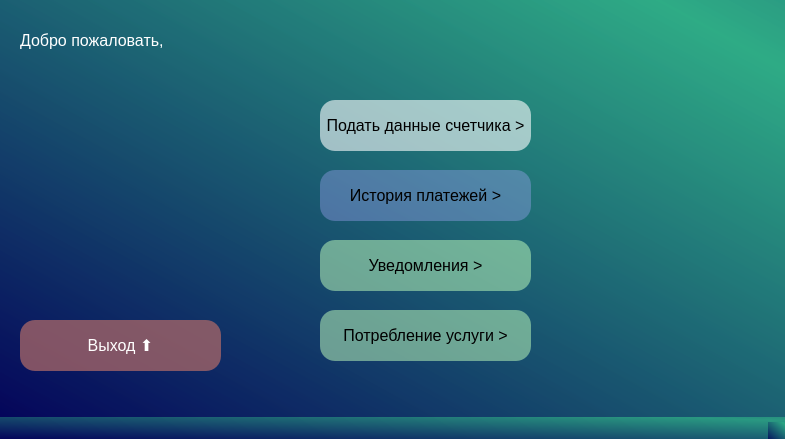
The window that designs/design.ui (k111liza/HOAP-project) describes before a commit, drawn with Qt 5.
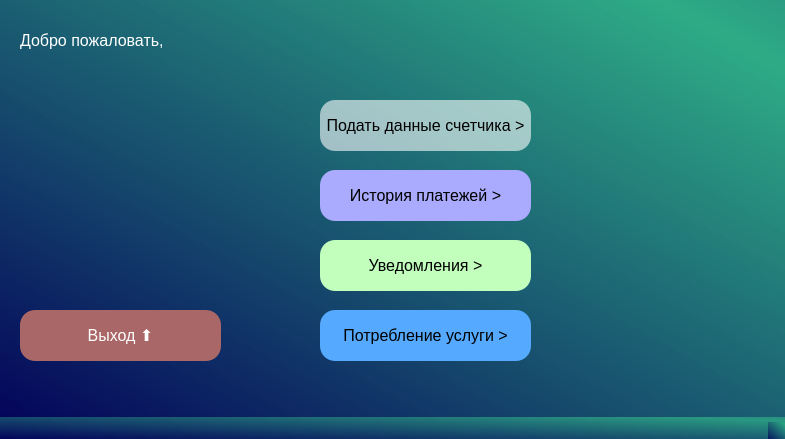
The same window after the commit. Icons and pictures are not drawn.

Diff of the .ui file:
```diff
--- a/designs/design.ui
+++ b/designs/design.ui
@@ -31,7 +31,7 @@
     <property name="geometry">
      <rect>
       <x>20</x>
-      <y>320</y>
+      <y>310</y>
       <width>201</width>
       <height>51</height>
      </rect>
@@ -43,7 +43,7 @@
     </property>
     <property name="styleSheet">
      <string notr="true">color: rgb(255, 255, 255);
-background-color: rgb(170, 103, 103, 190);
+background-color: rgb(170, 103, 103);
 border-radius: 15px;
 </string>
     </property>
@@ -127,7 +127,7 @@
      </font>
     </property>
     <property name="styleSheet">
-     <string notr="true">background-color: rgb(170, 170, 255, 90);
+     <string notr="true">background-color: rgb(170, 170, 255);
 border-radius: 15px;
 </string>
     </property>
@@ -151,7 +151,7 @@
     </property>
     <property name="styleSheet">
      <string notr="true">border-radius: 15px;
-background-color: rgb(194, 255, 189, 130);</string>
+background-color: rgb(194, 255, 189);</string>
     </property>
     <property name="text">
      <string>Уведомления &gt;</string>
@@ -173,7 +173,7 @@
     </property>
     <property name="styleSheet">
      <string notr="true">border-radius: 15px;
-background-color: rgb(194, 255, 189, 130);</string>
+background-color:rgb(85, 170, 255)</string>
     </property>
     <property name="text">
      <string>Потребление услуги &gt;</string>
```
